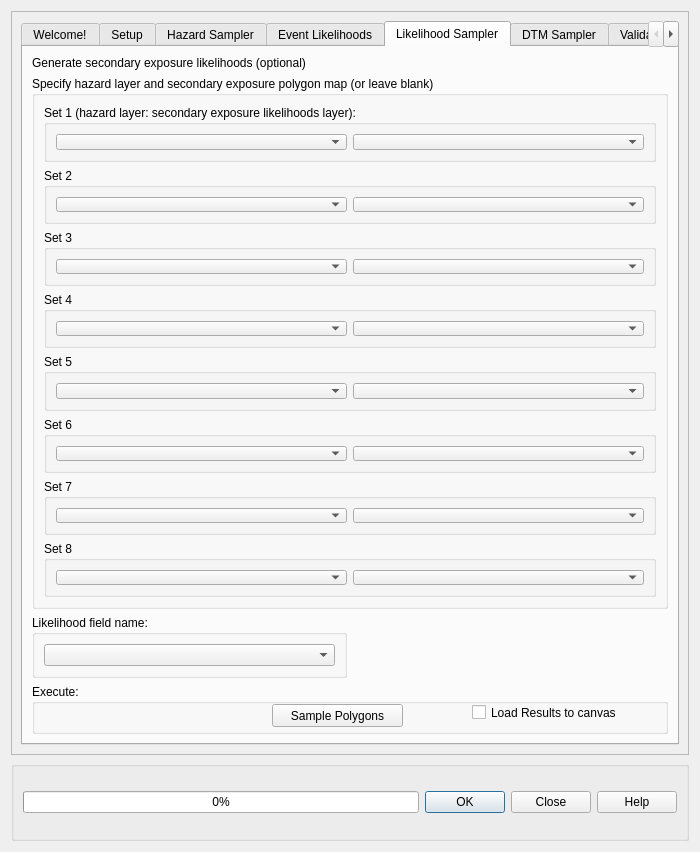
First picture: the form in canflood_inprep/ProjectDataPrep/ProjectDataPrepDialog_Base.ui, repository NRCan/CanFlood, before the edit.
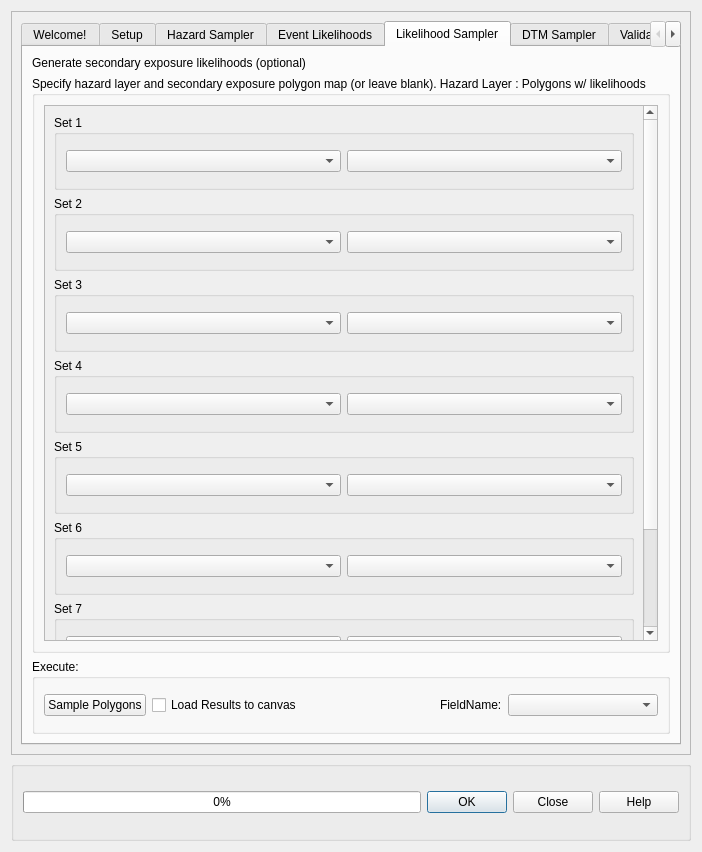
Second picture: the form after the edit. The open tabs and pages were chosen to show the change. Custom widgets are drawn as their Qt base class.

Patch:
```diff
--- a/canflood_inprep/ProjectDataPrep/ProjectDataPrepDialog_Base.ui
+++ b/canflood_inprep/ProjectDataPrep/ProjectDataPrepDialog_Base.ui
@@ -6,7 +6,7 @@
    <rect>
     <x>0</x>
     <y>0</y>
-    <width>700</width>
+    <width>702</width>
     <height>852</height>
    </rect>
   </property>
@@ -51,7 +51,7 @@
        <rect>
         <x>0</x>
         <y>0</y>
-        <width>676</width>
+        <width>678</width>
         <height>741</height>
        </rect>
       </property>
@@ -1590,56 +1590,18 @@
           <attribute name="title">
            <string>Likelihood Sampler</string>
           </attribute>
-          <layout class="QGridLayout" name="gridLayout_8">
-           <item row="5" column="0" colspan="2">
-            <widget class="QGroupBox" name="groupBox_13">
-             <property name="sizePolicy">
-              <sizepolicy hsizetype="Preferred" vsizetype="Minimum">
-               <horstretch>0</horstretch>
-               <verstretch>0</verstretch>
-              </sizepolicy>
-             </property>
-             <property name="minimumSize">
-              <size>
-               <width>0</width>
-               <height>50</height>
-              </size>
-             </property>
-             <property name="title">
-              <string>Execute:</string>
-             </property>
-             <widget class="QPushButton" name="pushButton_LSsample">
-              <property name="geometry">
-               <rect>
-                <x>240</x>
-                <y>20</y>
-                <width>131</width>
-                <height>23</height>
-               </rect>
-              </property>
+          <layout class="QVBoxLayout" name="verticalLayout_14">
+           <item>
+            <widget class="QLabel" name="label_12">
               <property name="text">
-               <string>Sample Polygons</string>
-              </property>
-             </widget>
-             <widget class="QCheckBox" name="checkBox_LSloadres">
-              <property name="geometry">
-               <rect>
-                <x>440</x>
-                <y>20</y>
-                <width>151</width>
-                <height>17</height>
-               </rect>
-              </property>
-              <property name="text">
-               <string>Load Results to canvas</string>
-              </property>
-             </widget>
+              <string>Generate secondary exposure likelihoods (optional)</string>
+             </property>
             </widget>
            </item>
-           <item row="1" column="0" colspan="2">
+           <item>
             <widget class="QGroupBox" name="groupBox_17">
              <property name="sizePolicy">
-              <sizepolicy hsizetype="Minimum" vsizetype="Preferred">
+              <sizepolicy hsizetype="Minimum" vsizetype="Expanding">
                <horstretch>0</horstretch>
                <verstretch>0</verstretch>
               </sizepolicy>
@@ -1647,23 +1609,44 @@
              <property name="minimumSize">
               <size>
                <width>100</width>
-               <height>100</height>
+               <height>500</height>
               </size>
              </property>
              <property name="title">
-              <string>Specify hazard layer and secondary exposure polygon map (or leave blank)</string>
+              <string>Specify hazard layer and secondary exposure polygon map (or leave blank). Hazard Layer : Polygons w/ likelihoods</string>
              </property>
              <layout class="QVBoxLayout" name="verticalLayout">
               <item>
+               <widget class="QScrollArea" name="scrollArea_2">
+                <property name="widgetResizable">
+                 <bool>true</bool>
+                </property>
+                <widget class="QWidget" name="scrollAreaWidgetContents">
+                 <property name="geometry">
+                  <rect>
+                   <x>0</x>
+                   <y>0</y>
+                   <width>581</width>
+                   <height>671</height>
+                  </rect>
+                 </property>
+                 <layout class="QVBoxLayout" name="verticalLayout_2">
+                  <item>
                <widget class="QGroupBox" name="groupBox_18">
                 <property name="sizePolicy">
-                 <sizepolicy hsizetype="Expanding" vsizetype="Minimum">
+                     <sizepolicy hsizetype="Expanding" vsizetype="Fixed">
                   <horstretch>0</horstretch>
                   <verstretch>0</verstretch>
                  </sizepolicy>
                 </property>
+                    <property name="minimumSize">
+                     <size>
+                      <width>0</width>
+                      <height>75</height>
+                     </size>
+                    </property>
                 <property name="title">
-                 <string>Set 1 (hazard layer: secondary exposure likelihoods layer):</string>
+                     <string>Set 1</string>
                 </property>
                 <layout class="QHBoxLayout" name="horizontalLayout_4">
                  <item>
@@ -1682,11 +1665,17 @@
               <item>
                <widget class="QGroupBox" name="groupBox_19">
                 <property name="sizePolicy">
-                 <sizepolicy hsizetype="Expanding" vsizetype="Minimum">
+                     <sizepolicy hsizetype="Expanding" vsizetype="Fixed">
                   <horstretch>0</horstretch>
                   <verstretch>0</verstretch>
                  </sizepolicy>
                 </property>
+                    <property name="minimumSize">
+                     <size>
+                      <width>0</width>
+                      <height>75</height>
+                     </size>
+                    </property>
                 <property name="title">
                  <string>Set 2</string>
                 </property>
@@ -1707,11 +1696,17 @@
               <item>
                <widget class="QGroupBox" name="groupBox_20">
                 <property name="sizePolicy">
-                 <sizepolicy hsizetype="Expanding" vsizetype="Minimum">
+                     <sizepolicy hsizetype="Expanding" vsizetype="Fixed">
                   <horstretch>0</horstretch>
                   <verstretch>0</verstretch>
                  </sizepolicy>
                 </property>
+                    <property name="minimumSize">
+                     <size>
+                      <width>0</width>
+                      <height>75</height>
+                     </size>
+                    </property>
                 <property name="title">
                  <string>Set 3</string>
                 </property>
@@ -1732,11 +1727,17 @@
               <item>
                <widget class="QGroupBox" name="groupBox_16">
                 <property name="sizePolicy">
-                 <sizepolicy hsizetype="Expanding" vsizetype="Minimum">
+                     <sizepolicy hsizetype="Expanding" vsizetype="Fixed">
                   <horstretch>0</horstretch>
                   <verstretch>0</verstretch>
                  </sizepolicy>
                 </property>
+                    <property name="minimumSize">
+                     <size>
+                      <width>0</width>
+                      <height>75</height>
+                     </size>
+                    </property>
                 <property name="title">
                  <string>Set 4</string>
                 </property>
@@ -1757,11 +1758,17 @@
               <item>
                <widget class="QGroupBox" name="groupBox_23">
                 <property name="sizePolicy">
-                 <sizepolicy hsizetype="Expanding" vsizetype="Minimum">
+                     <sizepolicy hsizetype="Expanding" vsizetype="Fixed">
                   <horstretch>0</horstretch>
                   <verstretch>0</verstretch>
                  </sizepolicy>
                 </property>
+                    <property name="minimumSize">
+                     <size>
+                      <width>0</width>
+                      <height>75</height>
+                     </size>
+                    </property>
                 <property name="title">
                  <string>Set 5</string>
                 </property>
@@ -1782,11 +1789,17 @@
               <item>
                <widget class="QGroupBox" name="groupBox_24">
                 <property name="sizePolicy">
-                 <sizepolicy hsizetype="Expanding" vsizetype="Minimum">
+                     <sizepolicy hsizetype="Expanding" vsizetype="Fixed">
                   <horstretch>0</horstretch>
                   <verstretch>0</verstretch>
                  </sizepolicy>
                 </property>
+                    <property name="minimumSize">
+                     <size>
+                      <width>0</width>
+                      <height>75</height>
+                     </size>
+                    </property>
                 <property name="title">
                  <string>Set 6</string>
                 </property>
@@ -1807,11 +1820,17 @@
               <item>
                <widget class="QGroupBox" name="groupBox_22">
                 <property name="sizePolicy">
-                 <sizepolicy hsizetype="Expanding" vsizetype="Minimum">
+                     <sizepolicy hsizetype="Expanding" vsizetype="Fixed">
                   <horstretch>0</horstretch>
                   <verstretch>0</verstretch>
                  </sizepolicy>
                 </property>
+                    <property name="minimumSize">
+                     <size>
+                      <width>0</width>
+                      <height>75</height>
+                     </size>
+                    </property>
                 <property name="title">
                  <string>Set 7</string>
                 </property>
@@ -1832,11 +1851,17 @@
               <item>
                <widget class="QGroupBox" name="groupBox_25">
                 <property name="sizePolicy">
-                 <sizepolicy hsizetype="Expanding" vsizetype="Minimum">
+                     <sizepolicy hsizetype="Expanding" vsizetype="Fixed">
                   <horstretch>0</horstretch>
                   <verstretch>0</verstretch>
                  </sizepolicy>
                 </property>
+                    <property name="minimumSize">
+                     <size>
+                      <width>0</width>
+                      <height>75</height>
+                     </size>
+                    </property>
                 <property name="title">
                  <string>Set 8</string>
                 </property>
@@ -1856,35 +1881,84 @@
               </item>
              </layout>
             </widget>
-           </item>
-           <item row="0" column="0" colspan="2">
-            <widget class="QLabel" name="label_12">
+               </widget>
+              </item>
+             </layout>
+            </widget>
+           </item>
+           <item>
+            <widget class="QGroupBox" name="groupBox_13">
+             <property name="sizePolicy">
+              <sizepolicy hsizetype="Preferred" vsizetype="Minimum">
+               <horstretch>0</horstretch>
+               <verstretch>0</verstretch>
+              </sizepolicy>
+             </property>
+             <property name="minimumSize">
+              <size>
+               <width>0</width>
+               <height>75</height>
+              </size>
+             </property>
+             <property name="title">
+              <string>Execute:</string>
+             </property>
+             <layout class="QHBoxLayout" name="horizontalLayout_23">
+              <item>
+               <widget class="QPushButton" name="pushButton_LSsample">
+                <property name="sizePolicy">
+                 <sizepolicy hsizetype="Fixed" vsizetype="Fixed">
+                  <horstretch>0</horstretch>
+                  <verstretch>0</verstretch>
+                 </sizepolicy>
+                </property>
              <property name="text">
-              <string>Generate secondary exposure likelihoods (optional)</string>
+                 <string>Sample Polygons</string>
              </property>
             </widget>
            </item>
-           <item row="3" column="0">
-            <spacer name="verticalSpacer_2">
+              <item>
+               <widget class="QCheckBox" name="checkBox_LSloadres">
+                <property name="text">
+                 <string>Load Results to canvas</string>
+                </property>
+               </widget>
+              </item>
+              <item>
+               <spacer name="horizontalSpacer_2">
              <property name="orientation">
-              <enum>Qt::Vertical</enum>
+                 <enum>Qt::Horizontal</enum>
              </property>
              <property name="sizeHint" stdset="0">
               <size>
-               <width>20</width>
-               <height>40</height>
+                  <width>40</width>
+                  <height>20</height>
               </size>
              </property>
             </spacer>
            </item>
-           <item row="2" column="0">
-            <widget class="QGroupBox" name="groupBox_21">
-             <property name="title">
-              <string>Likelihood field name:</string>
-             </property>
-             <layout class="QVBoxLayout" name="verticalLayout_2">
+              <item>
+               <widget class="QLabel" name="label_14">
+                <property name="sizePolicy">
+                 <sizepolicy hsizetype="Fixed" vsizetype="Preferred">
+                  <horstretch>0</horstretch>
+                  <verstretch>0</verstretch>
+                 </sizepolicy>
+                </property>
+                <property name="text">
+                 <string>FieldName:</string>
+                </property>
+               </widget>
+              </item>
               <item>
-               <widget class="QgsFieldComboBox" name="mFieldComboBox_LSfn"/>
+               <widget class="QgsFieldComboBox" name="mFieldComboBox_LSfn">
+                <property name="minimumSize">
+                 <size>
+                  <width>150</width>
+                  <height>0</height>
+                 </size>
+                </property>
+               </widget>
               </item>
              </layout>
             </widget>
```
Left out of the diff: 1057 changed lines with no effect on the pictures. Lines whose indentation alone changed are shown as unchanged.
